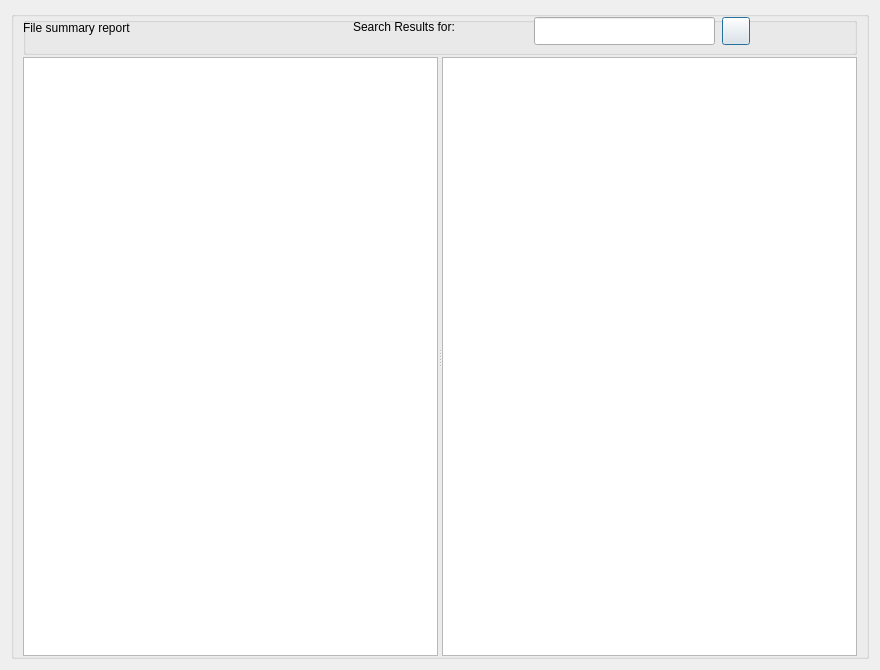
This is GUI_UIs/ui_dialog_report_file_summary.ui in ccbogel/QualCoder as Qt 5 draws it before an edit. The edited form follows.
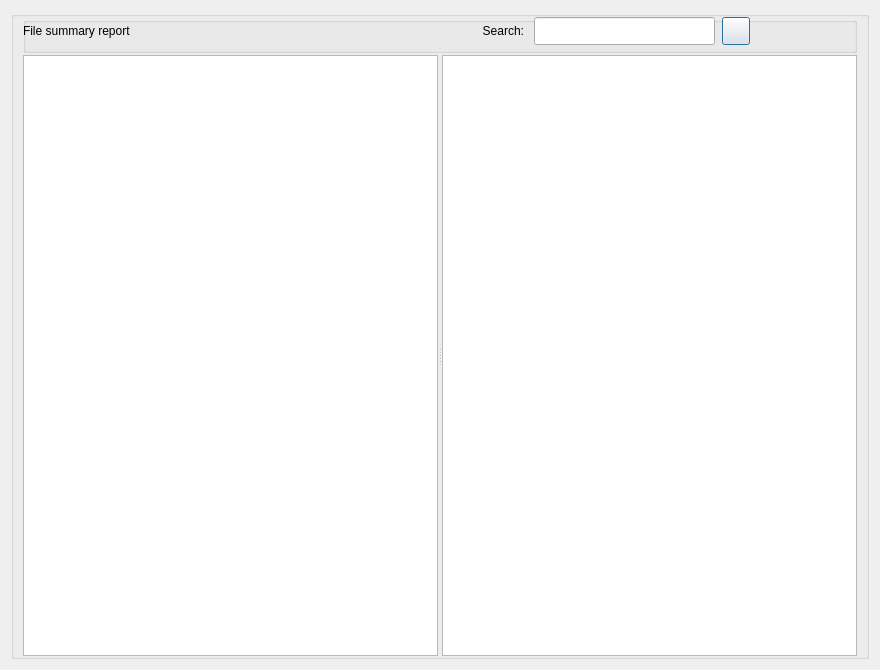
This is the edited form.

Patch:
```diff
--- a/GUI_UIs/ui_dialog_report_file_summary.ui
+++ b/GUI_UIs/ui_dialog_report_file_summary.ui
@@ -43,13 +43,13 @@
         <property name="minimumSize">
          <size>
           <width>0</width>
-          <height>38</height>
+          <height>36</height>
          </size>
         </property>
         <property name="maximumSize">
          <size>
           <width>16777215</width>
-          <height>38</height>
+          <height>36</height>
          </size>
         </property>
         <property name="title">
@@ -58,14 +58,17 @@
         <widget class="QLabel" name="label_search_results">
          <property name="geometry">
           <rect>
-           <x>330</x>
+           <x>340</x>
            <y>0</y>
-           <width>181</width>
-           <height>20</height>
+           <width>161</width>
+           <height>28</height>
           </rect>
          </property>
          <property name="text">
-          <string>Search Results for:</string>
+          <string>Search:</string>
+         </property>
+         <property name="alignment">
+          <set>Qt::AlignRight|Qt::AlignTrailing|Qt::AlignVCenter</set>
          </property>
          <property name="wordWrap">
           <bool>true</bool>
@@ -106,19 +109,19 @@
            <x>0</x>
            <y>0</y>
            <width>281</width>
-           <height>22</height>
+           <height>28</height>
           </rect>
          </property>
          <property name="minimumSize">
           <size>
            <width>0</width>
-           <height>22</height>
+           <height>28</height>
           </size>
          </property>
          <property name="maximumSize">
           <size>
            <width>16777215</width>
-           <height>22</height>
+           <height>28</height>
           </size>
          </property>
          <property name="text">
```
